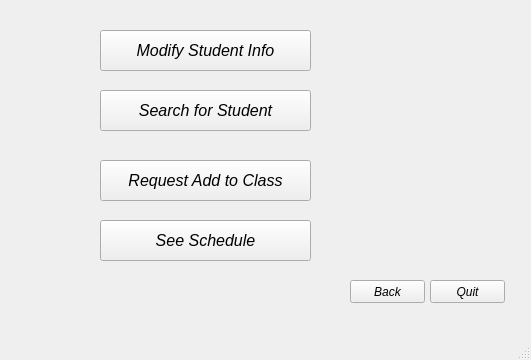
The window that Code/Teacher Landing.ui (SDSMT-CSC464-F15/dancesoft) describes before a commit, drawn with Qt 5.
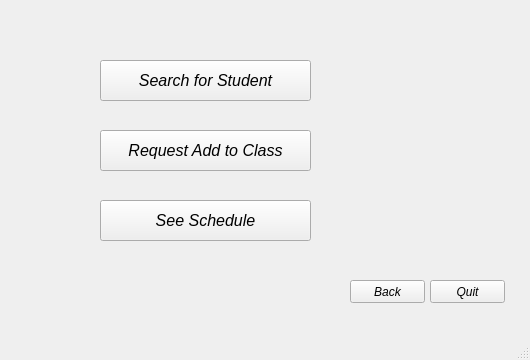
The same window after the commit. The open tabs and pages were chosen to show the change.

The edit to the form file:
```diff
--- a/Code/Teacher Landing.ui
+++ b/Code/Teacher Landing.ui
@@ -6,7 +6,7 @@
    <rect>
     <x>0</x>
     <y>0</y>
-    <width>531</width>
+    <width>530</width>
     <height>360</height>
    </rect>
   </property>
@@ -189,31 +189,11 @@
        <string>Quit</string>
       </property>
      </widget>
-     <widget class="QPushButton" name="Modify_student_info_btn">
-      <property name="geometry">
-       <rect>
-        <x>90</x>
-        <y>20</y>
-        <width>211</width>
-        <height>41</height>
-       </rect>
-      </property>
-      <property name="font">
-       <font>
-        <family>Arial</family>
-        <pointsize>12</pointsize>
-        <italic>true</italic>
-       </font>
-      </property>
-      <property name="text">
-       <string>Modify Student Info</string>
-      </property>
-     </widget>
      <widget class="QPushButton" name="Search_student_btn">
       <property name="geometry">
        <rect>
         <x>90</x>
-        <y>80</y>
+        <y>50</y>
         <width>211</width>
         <height>41</height>
        </rect>
@@ -233,7 +213,7 @@
       <property name="geometry">
        <rect>
         <x>90</x>
-        <y>150</y>
+        <y>120</y>
         <width>211</width>
         <height>41</height>
        </rect>
@@ -253,7 +233,7 @@
       <property name="geometry">
        <rect>
         <x>90</x>
-        <y>210</y>
+        <y>190</y>
         <width>211</width>
         <height>41</height>
        </rect>
```
Left out of the diff: 2 changed lines with no effect on the pictures.
